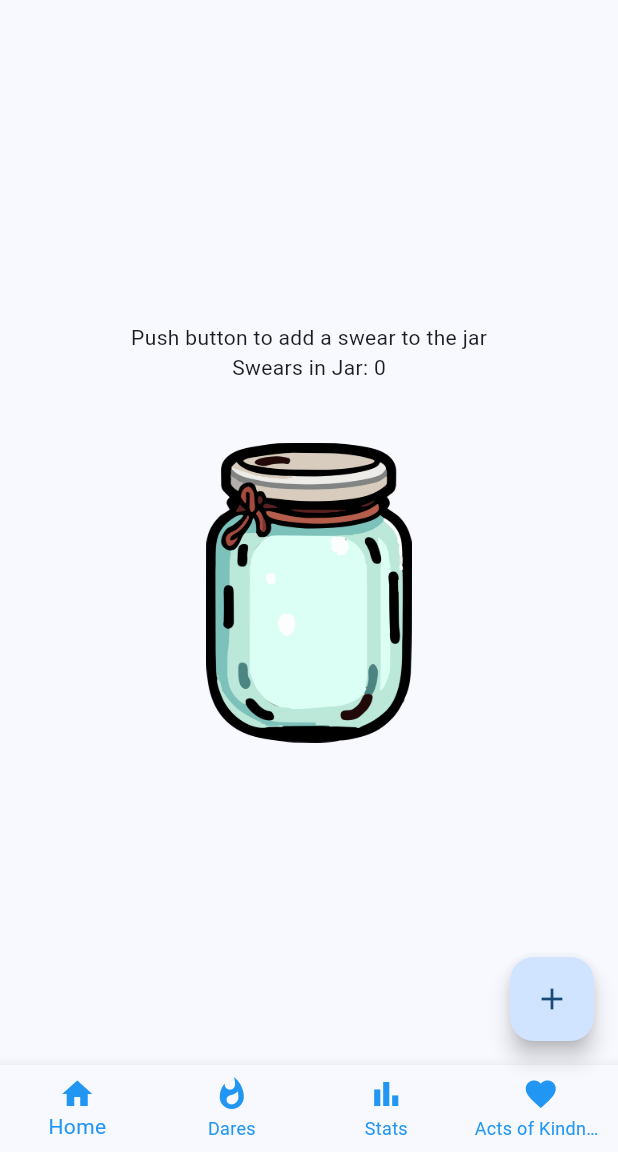
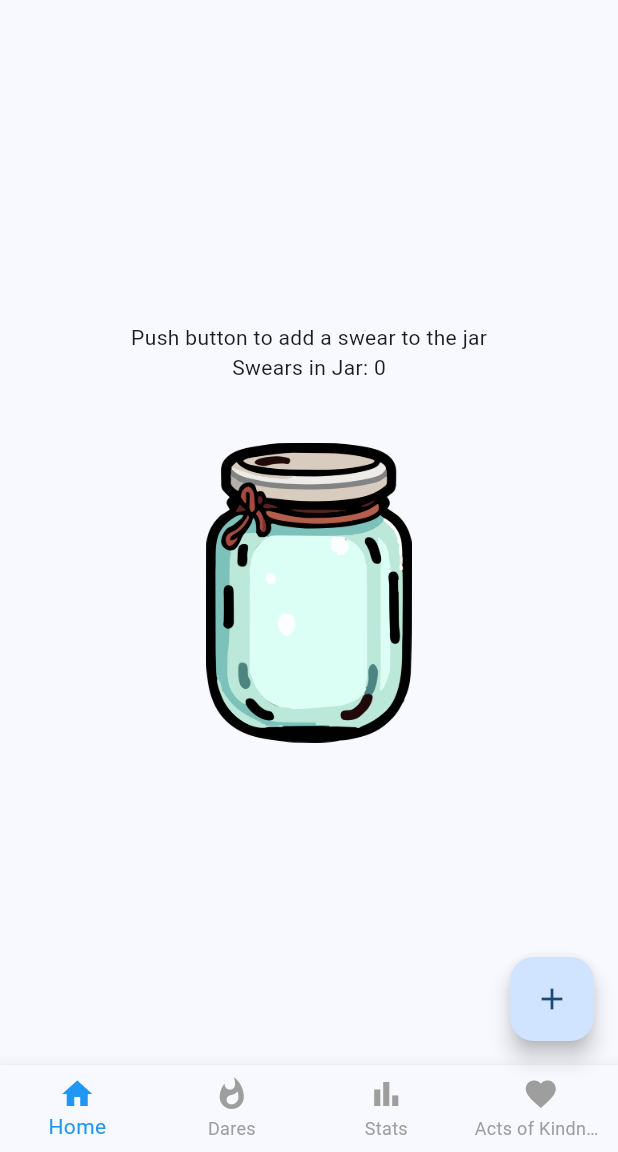
Before and after one commit to hasangha04/SwearJar, a Flutter app: the screen it shows after launch, on a phone screen of 412 x 824 dp, the part 84-1236 px from its top. Run offline on Flutter 3.47's test engine with Material 3 defaults, Android fonts, the phone set to English and light mode, and no system bars; our stand-ins replace cloud_firestore, firebase_core, yaml; accounts and stored records are empty.

Commit message:
Changed nav bar to show selected page

```diff
--- a/lib/main.dart
+++ b/lib/main.dart
@@ -20,10 +20,6 @@ class MyApp extends StatelessWidget {
       theme: ThemeData(
         colorScheme: ColorScheme.fromSeed(seedColor: Colors.blue),
         useMaterial3: true,
-        bottomNavigationBarTheme: BottomNavigationBarThemeData(
-          selectedItemColor: Colors.blue, // Color for selected item
-          unselectedItemColor: Colors.blue, // Color for unselected item
-        ),
       ),
       initialRoute: '/',
       routes: {
@@ -370,7 +366,7 @@ class _BottomNavBarState extends State<BottomNavBar> {
   Widget build(BuildContext context) {
     return BottomNavigationBar(
       type: BottomNavigationBarType.fixed,
-      currentIndex: _selectedIndex, // Add currentIndex property
+      currentIndex: _selectedIndex,
       items: const [
         BottomNavigationBarItem(
           icon: Icon(Icons.home),
@@ -411,6 +407,8 @@ class _BottomNavBarState extends State<BottomNavBar> {
             break;
         }
       },
+      selectedItemColor: Colors.blue,
+      unselectedItemColor: Colors.grey,
     );
   }
 }
```
